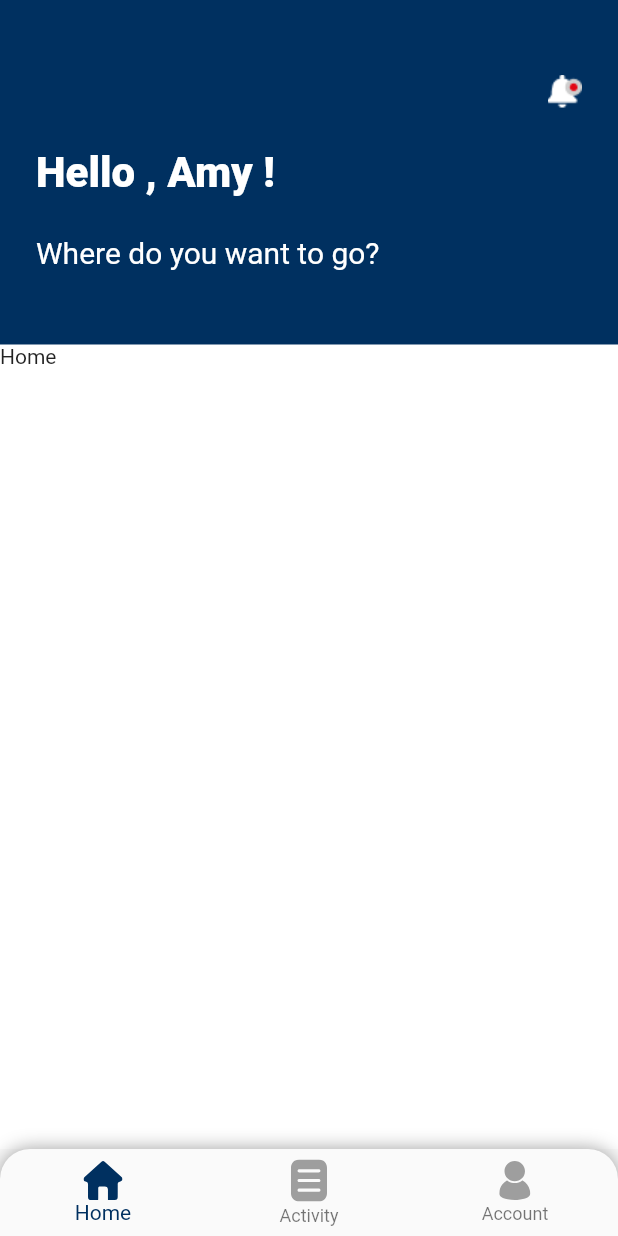
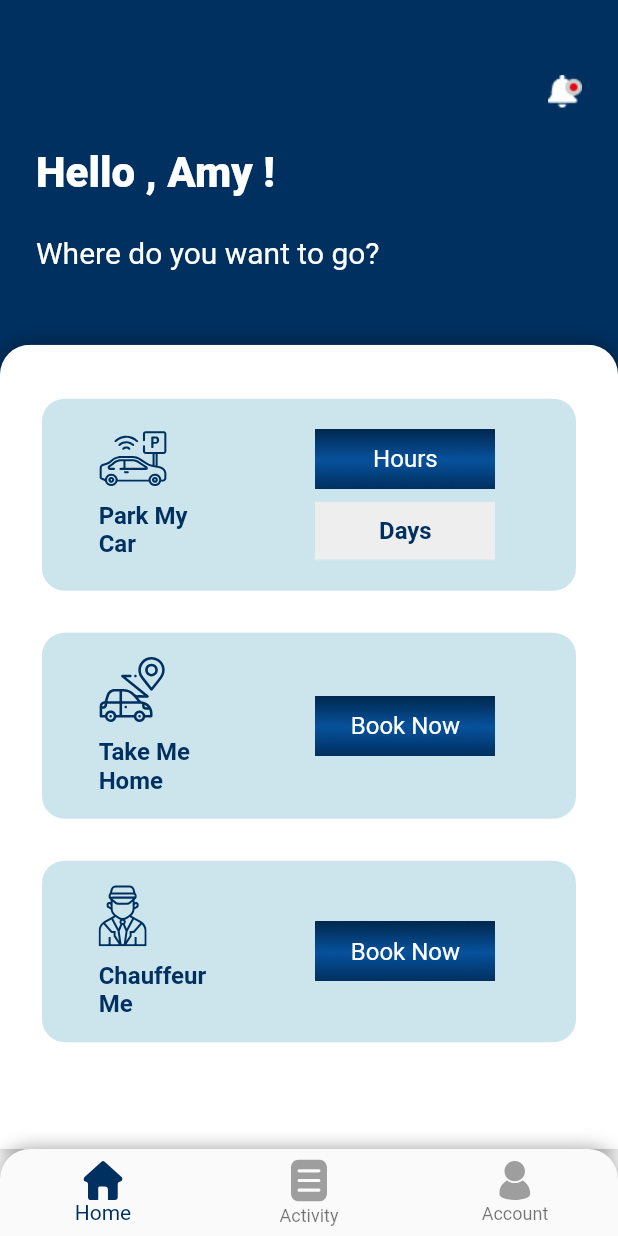
Before and after one commit to rinkuniks/flygrs-flutter, a Flutter app: the MyStatefulWidget screen opened directly, on a phone screen of 412 x 824 dp. Run offline on Flutter 3.47's test engine with Material 2 defaults, Android fonts, the phone set to English and light mode, and no system bars; our stand-ins replace flutter_svg; Roboto replaces fonts that are missing (Poppins).

Commit message:
Home screen Component

```diff
--- a/lib/view/bottomNavigation/bottomNavigations.dart
+++ b/lib/view/bottomNavigation/bottomNavigations.dart
@@ -40,6 +40,7 @@ class _MyStatefulWidgetState extends State<MyStatefulWidget> {
   @override
   Widget build(BuildContext context) {
     return Scaffold(
+      backgroundColor: AppColors.white,
       body: _pageOptions[_selectedIndex],
       bottomNavigationBar: Container(
         decoration: const BoxDecoration(
--- a/lib/view/home/home_screen.dart
+++ b/lib/view/home/home_screen.dart
@@ -1,8 +1,7 @@
 import 'package:flutter/material.dart';
+import 'package:flutter/rendering.dart';
 import 'package:flutter_svg/svg.dart';
 import 'package:flygrs/Utils/res/colors.dart';
-
-import '../../Utils/res/Assets.dart';
 
 class HomeScreen extends StatefulWidget {
   const HomeScreen({super.key});
@@ -16,13 +15,13 @@ class _HomeScreenState extends State<HomeScreen> {
   Widget build(BuildContext context) {
     return SafeArea(
       child: Scaffold(
+        backgroundColor: AppColors.primaryBackgroundColor,
         body: Column(
           crossAxisAlignment: CrossAxisAlignment.stretch,
           children: [
             Expanded(
               flex: 3,
               child: Container(
-                color: AppColors.primaryBackgroundColor,
                 padding: const EdgeInsets.all(24),
                 child: Column(
                   mainAxisAlignment: MainAxisAlignment.spaceEvenly,
@@ -53,8 +52,30 @@ class _HomeScreenState extends State<HomeScreen> {
             Expanded(
               flex: 7,
               child: Container(
-                color: AppColors.white,
-                child: Text("Home"),
+                decoration: const BoxDecoration(
+                  borderRadius: BorderRadius.only(
+                      topRight: Radius.circular(20),
+                      topLeft: Radius.circular(20)),
+                  boxShadow: [
+                    BoxShadow(
+                        color: Colors.black38, spreadRadius: 0, blurRadius: 10),
+                  ],
+                ),
+                child: ClipRRect(
+                  borderRadius: const BorderRadius.only(
+                    topLeft: Radius.circular(20.0),
+                    topRight: Radius.circular(20.0),
+                  ),
+                  child: Container(
+                      color: AppColors.white,
+                      child: Column(
+                        children: [
+                          homeScreenComponent("Park My Car", "assets/images/car_park.svg"),
+                          homeScreenTwoComponent("Take Me Home","assets/images/takeMeHome.svg"),
+                          homeScreenTwoComponent("Chauffeur Me","assets/images/chauffeur.svg")
+                        ],
+                      )),
+                ),
               ),
             ),
           ],
@@ -63,3 +84,133 @@ class _HomeScreenState extends State<HomeScreen> {
     );
   }
 }
+
+Widget homeScreenComponent(String title, String image) {
+  return SingleChildScrollView(
+    scrollDirection: Axis.vertical,
+    child: Container(
+      margin: const EdgeInsets.only(left: 28, right: 28, top: 36),
+      padding: const EdgeInsets.all(16),
+      decoration: const BoxDecoration(
+          color: AppColors.secondaryBackgroundColor,
+          borderRadius: BorderRadius.all(Radius.circular(15))),
+      child: Row(
+        mainAxisAlignment: MainAxisAlignment.spaceAround,
+        children: [
+          Column(
+            crossAxisAlignment: CrossAxisAlignment.start,
+            children: [
+              Container(
+                  margin: const EdgeInsets.only(bottom: 10),
+                  child: SvgPicture.asset(image)),
+              SizedBox(
+                width: 85,
+                child: Text(
+                  title,
+                  style: const TextStyle(
+                      fontSize: 16,
+                      fontWeight: FontWeight.bold,
+                      color: AppColors.primaryBackgroundColor),
+                ),
+              ),
+            ],
+          ),
+          Column(
+            crossAxisAlignment: CrossAxisAlignment.end,
+            children: [
+              MaterialButton(
+                  child: Container(
+                      width: 120,
+                      height: 40,
+                      alignment: Alignment.center,
+                      decoration: const BoxDecoration(
+                        image: DecorationImage(
+                            image: AssetImage("assets/images/btnBg.png"),
+                            fit: BoxFit.cover),
+                      ),
+                      child: const Text("Hours",
+                          style: TextStyle(
+                              fontSize: 16,
+                              fontWeight: FontWeight.w400,
+                              fontFamily: "Poppins",
+                              color: AppColors.white))),
+                  onPressed: () {}),
+              MaterialButton(
+                  child: Container(
+                      width: 120,
+                      height: 40,
+                      alignment: Alignment.center,
+                      decoration: const BoxDecoration(
+                        image: DecorationImage(
+                            image: AssetImage("assets/images/btnGreyBg.png"),
+                            fit: BoxFit.cover),
+                      ),
+                      child: const Text("Days",
+                          style: TextStyle(
+                              fontSize: 16,
+                              fontWeight: FontWeight.bold,
+                              fontFamily: "Poppins",
+                              color: AppColors.primaryBackgroundColor))),
+                  onPressed: () {})
+            ],
+          ),
+        ],
+      ),
+    ),
+  );
+}
+
+Widget homeScreenTwoComponent(String title, String image) {
+  return Container(
+    margin: const EdgeInsets.only(left: 28, right: 28, top: 28),
+    padding: const EdgeInsets.all(16),
+    decoration: const BoxDecoration(
+        color: AppColors.secondaryBackgroundColor,
+        borderRadius: BorderRadius.all(Radius.circular(15))),
+    child: Row(
+      mainAxisAlignment: MainAxisAlignment.spaceAround,
+      children: [
+        Column(
+          crossAxisAlignment: CrossAxisAlignment.start,
+          children: [
+            Container(
+                margin: const EdgeInsets.only(bottom: 10),
+                child: SvgPicture.asset(image)),
+            SizedBox(
+              width: 85,
+              child: Text(
+                title,
+                style: const TextStyle(
+                    fontSize: 16,
+                    fontWeight: FontWeight.bold,
+                    color: AppColors.primaryBackgroundColor),
+              ),
+            ),
+          ],
+        ),
+        Column(
+          crossAxisAlignment: CrossAxisAlignment.end,
+          children: [
+            MaterialButton(
+                child: Container(
+                    width: 120,
+                    height: 40,
+                    alignment: Alignment.center,
+                    decoration: const BoxDecoration(
+                      image: DecorationImage(
+                          image: AssetImage("assets/images/btnBg.png"),
+                          fit: BoxFit.cover),
+                    ),
+                    child: const Text("Book Now",
+                        style: TextStyle(
+                            fontSize: 16,
+                            fontWeight: FontWeight.w400,
+                            fontFamily: "Poppins",
+                            color: AppColors.white))),
+                onPressed: () {}),
+          ],
+        ),
+      ],
+    ),
+  );
+}
--- a/lib/view/preAuth/getStartedScreenView.dart
+++ b/lib/view/preAuth/getStartedScreenView.dart
@@ -174,7 +174,7 @@ class _GetStartedScreenState extends State<GetStartedScreen> {
                                   color: AppColors.white))),
                       onTap: () {
                         if (kDebugMode) {
-                          Utils.snackBar("Clicked", context);
+                          // Utils.snackBar("Clicked", context);
                           Navigator.pushNamed(context, RouteName.bottomNavigation);
                         }
                       }),
```
Also changed, not shown: assets/images/btnGreyBg.png (added), assets/images/car_park.svg (added), assets/images/chauffeur.svg (added), assets/images/home_component_bg.svg (added), assets/images/takeMeHome.svg (added).
